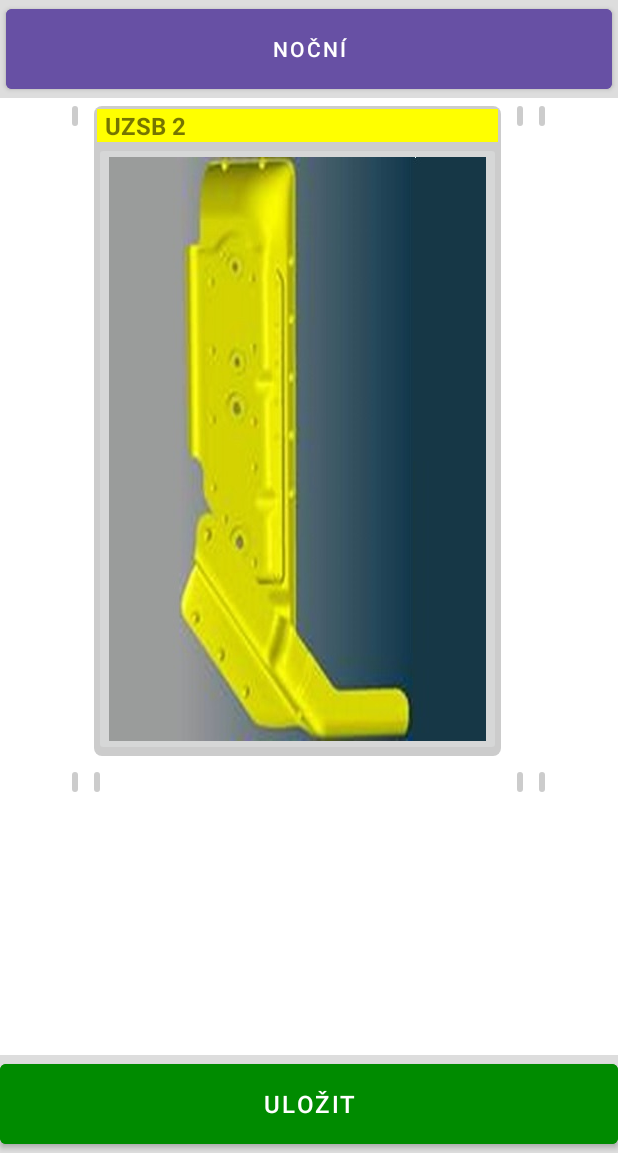
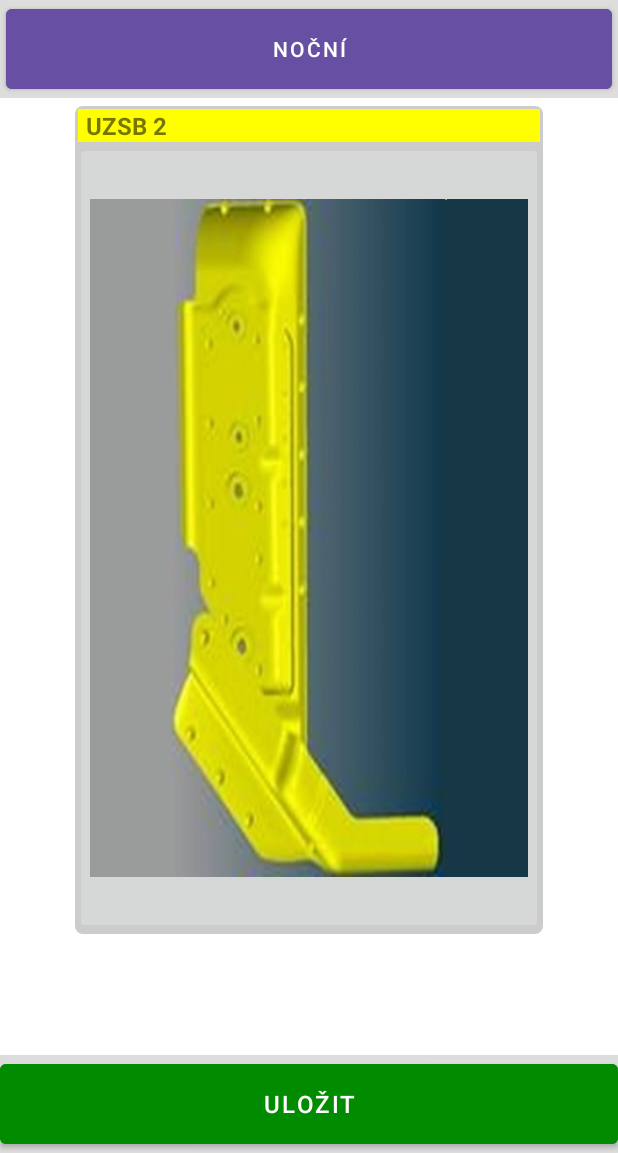
Before and after one commit to kamsyk/WvCaddy, an Android app: the screen it shows after launch (MainActivity), after a tap on an icon or button, on a phone screen of 412 x 824 dp, the part 83-1236 px from its top. Run offline under Robolectric (Android 15) with nearby library versions, the phone set to English and light mode, and no system bars; our stand-ins replace navigation-ui; 1 other tap on this screen came first.

Commit message:
init push

```diff
--- a/app/src/main/java/com/lindewiemann/wvcaddy/MainActivity.java
+++ b/app/src/main/java/com/lindewiemann/wvcaddy/MainActivity.java
@@ -160,32 +160,66 @@ public class MainActivity extends AppCompatActivity {
         if(iWidth < 150) iWidth = 150;
         if(iWidth > 900) iWidth = 900;
 
-        LinearLayout llUzsb1l = (LinearLayout) findViewById(R.id.llUzsb1l);
-        LinearLayout llUzsb2l = (LinearLayout) findViewById(R.id.llUzsb2l);
+        /*
+        LinearLayout llUzsb1l = (LinearLayout) findViewById(R.id.llUzsb1l),
+            LinearLayout llUzsb2l = (LinearLayout) findViewById(R.id.llUzsb2l),
             LinearLayout llUzsb3l = (LinearLayout) findViewById(R.id.llUzsb3l);
             LinearLayout llUzsb4l = (LinearLayout) findViewById(R.id.llUzsb4l);
             LinearLayout llUzsb1r = (LinearLayout) findViewById(R.id.llUzsb1r);
             LinearLayout llUzsb2r = (LinearLayout) findViewById(R.id.llUzsb2r);
             LinearLayout llUzsb3r = (LinearLayout) findViewById(R.id.llUzsb3r);
             LinearLayout llUzsb4r = (LinearLayout) findViewById(R.id.llUzsb4r);
+         */
 
-        ImageButton btnUzsb1l = (ImageButton) findViewById(R.id.btnUzsb1l);
+        List<LinearLayout> lls = new ArrayList<LinearLayout>();
+        lls.add((LinearLayout) findViewById(R.id.llUzsb1l));
+        lls.add((LinearLayout) findViewById(R.id.llUzsb2l));
+        lls.add((LinearLayout) findViewById(R.id.llUzsb3l));
+        lls.add((LinearLayout) findViewById(R.id.llUzsb4l));
+        lls.add((LinearLayout) findViewById(R.id.llUzsb1r));
+        lls.add((LinearLayout) findViewById(R.id.llUzsb2r));
+        lls.add((LinearLayout) findViewById(R.id.llUzsb3r));
+        lls.add((LinearLayout) findViewById(R.id.llUzsb4r));
+
+        ImageButton btn = (ImageButton) findViewById(btnId);
+        android.view.ViewGroup.LayoutParams params = btn.getLayoutParams();
+        params.height = iHeight;
+        params.width = iWidth;
+        btn.setLayoutParams(params);
 
         switch(btnId) {
             case R.id.btnUzsb1l:
-                android.view.ViewGroup.LayoutParams params = btnUzsb1l.getLayoutParams();
-                params.height = iHeight;
-                params.width = iWidth;
-                btnUzsb1l.setLayoutParams(params);
+                hideLls(R.id.llUzsb1l, lls);
+                break;
+            case R.id.btnUzsb2l:
+                hideLls(R.id.llUzsb2l, lls);
+                break;
+            case R.id.btnUzsb3l:
+                hideLls(R.id.llUzsb3l, lls);
+                break;
+            case R.id.btnUzsb4l:
+                hideLls(R.id.llUzsb4l, lls);
+                break;
+            case R.id.btnUzsb1r:
+                hideLls(R.id.llUzsb1r, lls);
+                break;
+            case R.id.btnUzsb2r:
+                hideLls(R.id.llUzsb2r, lls);
+                break;
+            case R.id.btnUzsb3r:
+                hideLls(R.id.llUzsb3r, lls);
+                break;
+            case R.id.btnUzsb4r:
+                hideLls(R.id.llUzsb4r, lls);
+                break;
+        }
+    }
 
-                llUzsb2l.setVisibility(View.GONE);
-                llUzsb3l.setVisibility(View.GONE);
-                llUzsb4l.setVisibility(View.GONE);
-                llUzsb1r.setVisibility(View.GONE);
-                llUzsb2r.setVisibility(View.GONE);
-                llUzsb3r.setVisibility(View.GONE);
-                llUzsb4r.setVisibility(View.GONE);
-                break;
+    private void hideLls(int selectedLlId, List<LinearLayout> lls) {
+        for(int i=0; i<lls.size(); i++) {
+            if(lls.get(i).getId() != selectedLlId) {
+                lls.get(i).setVisibility(View.GONE);
+            }
         }
     }
 
```
Lines whose indentation alone changed are shown as unchanged.
